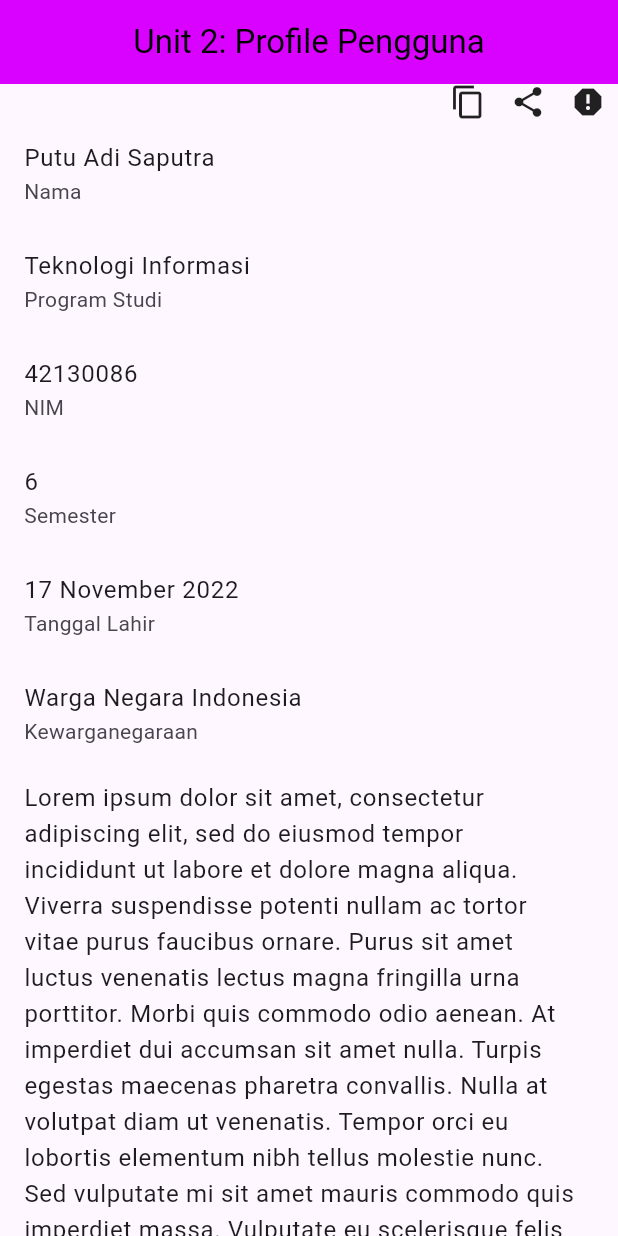
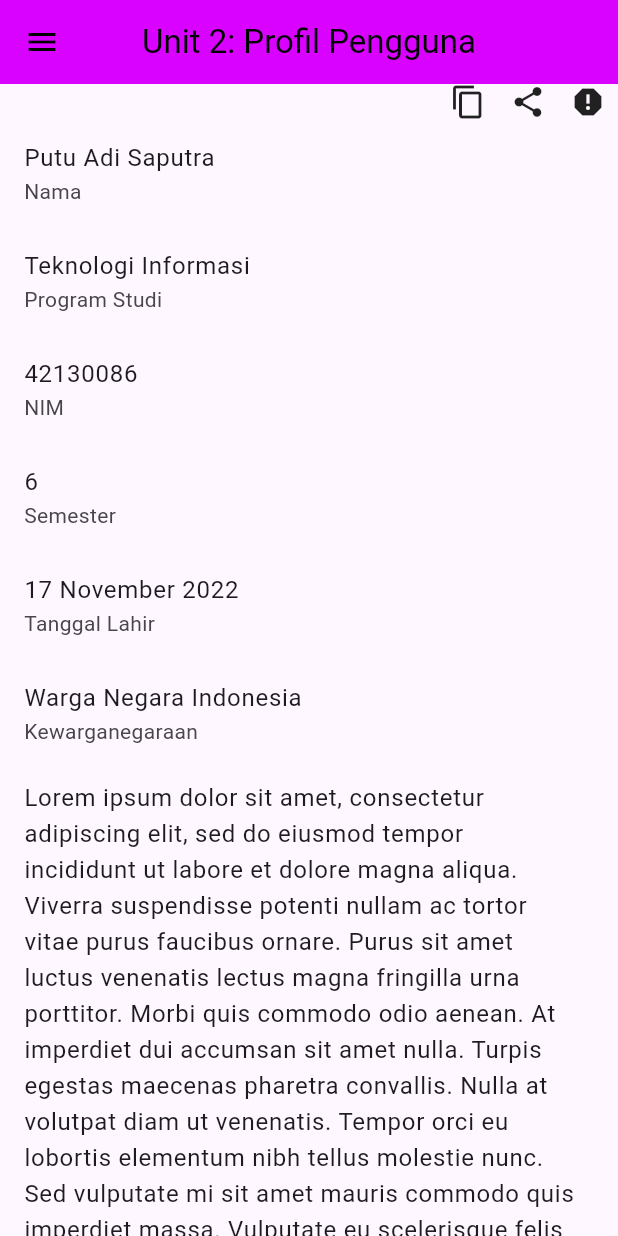
Before and after one commit to narutompel/praktikum_multiplatform_unit_3, a Flutter app: the screen it shows after launch, on a phone screen of 412 x 824 dp. Run offline on Flutter 3.47's test engine with Material 3 defaults, Android fonts, the phone set to English and light mode, and no system bars; network calls fail.

```diff
--- a/lib/main.dart
+++ b/lib/main.dart
@@ -1,3 +1,4 @@
+import 'package:flutter/cupertino.dart';
 import 'package:flutter/material.dart';
 import 'package:flutter/physics.dart';
 import 'package:flutter/widgets.dart';
@@ -25,7 +26,7 @@ class HomePage extends StatelessWidget {
     return Scaffold(
         // header:
         appBar: AppBar(
-          title: Text('Unit 2: Profile Pengguna'),
+          title: Text('Unit 2: Profil Pengguna'),
           centerTitle: true,
           backgroundColor:
               Color.fromARGB(255, 217, 1, 255), // Ubah warna latar belakang
@@ -85,6 +86,19 @@ class HomePage extends StatelessWidget {
                   "Lorem ipsum dolor sit amet, consectetur adipiscing elit, sed do eiusmod tempor incididunt ut labore et dolore magna aliqua. Viverra suspendisse potenti nullam ac tortor vitae purus faucibus ornare. Purus sit amet luctus venenatis lectus magna fringilla urna porttitor. Morbi quis commodo odio aenean. At imperdiet dui accumsan sit amet nulla. Turpis egestas maecenas pharetra convallis. Nulla at volutpat diam ut venenatis. Tempor orci eu lobortis elementum nibh tellus molestie nunc. Sed vulputate mi sit amet mauris commodo quis imperdiet massa. Vulputate eu scelerisque felis imperdiet."),
             )
           ],
-        ));
+        ),
+        drawer: _myDrawer(),
+        );
   }
 }
+
+Widget _myDrawer() {
+  return SizedBox(
+    child: Drawer(
+      child: ListView(
+        padding: EdgeInsets.zero,
+        children: [],
+      ),
+    ),
+  );
+}
```
